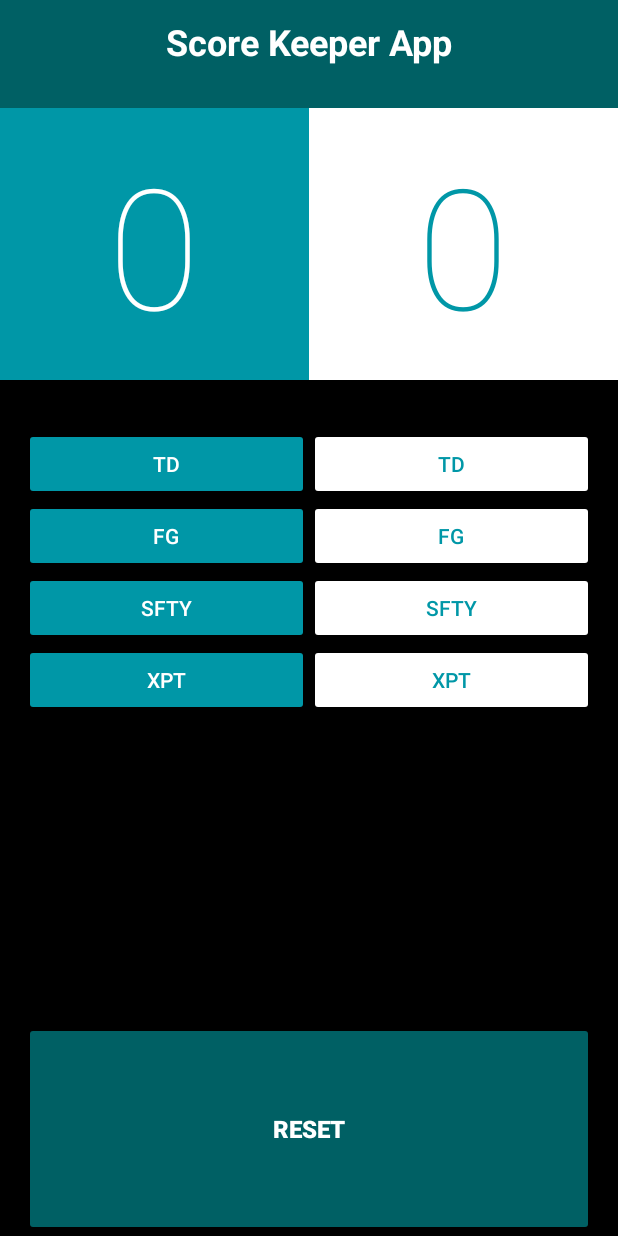
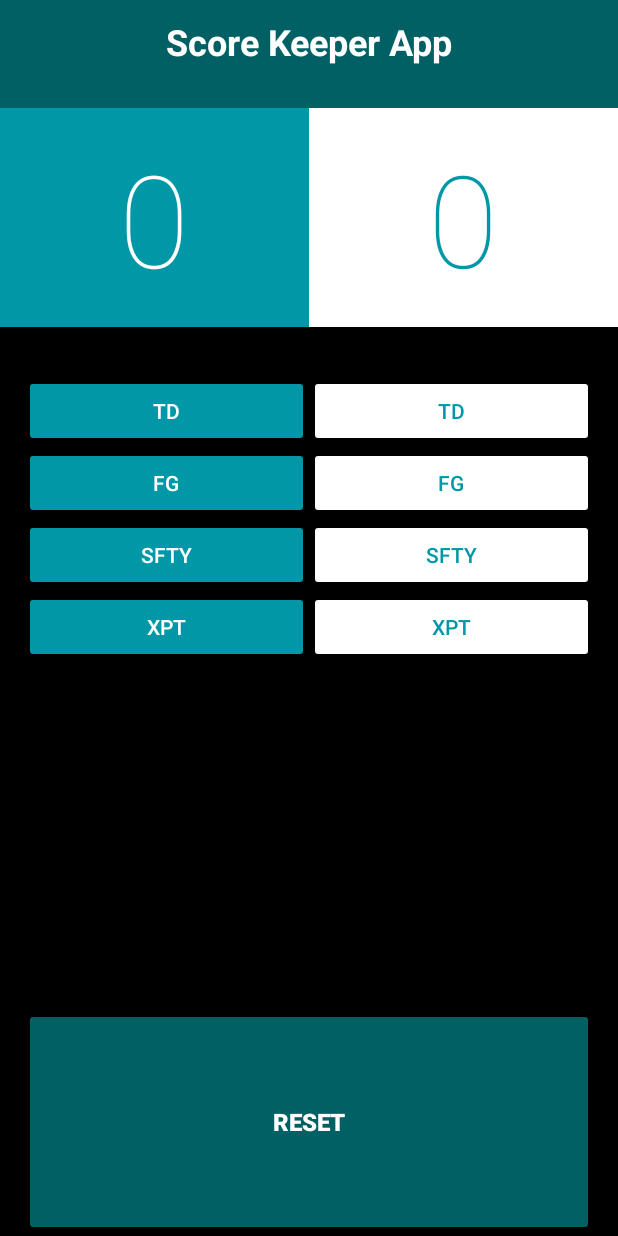
Before and after one commit to SoSoDeft/ScoreKeeperabnd, an Android app: the screen it shows after launch (MainActivity), on a phone screen of 412 x 824 dp. Run offline under Robolectric (Android 15) with nearby library versions, the phone set to English and light mode, and no system bars.

Commit message:
Text size update

```diff
--- a/app/src/main/res/values/dimens.xml
+++ b/app/src/main/res/values/dimens.xml
@@ -6,5 +6,5 @@
     <dimen name="section_padding">64dp</dimen>
     <dimen name="reset_text_size">16sp</dimen>
     <dimen name="title_text_size">24sp</dimen>
-    <dimen name="scoreboard_text_size">112sp</dimen>
+    <dimen name="scoreboard_text_size">85sp</dimen>
 </resources>
```
